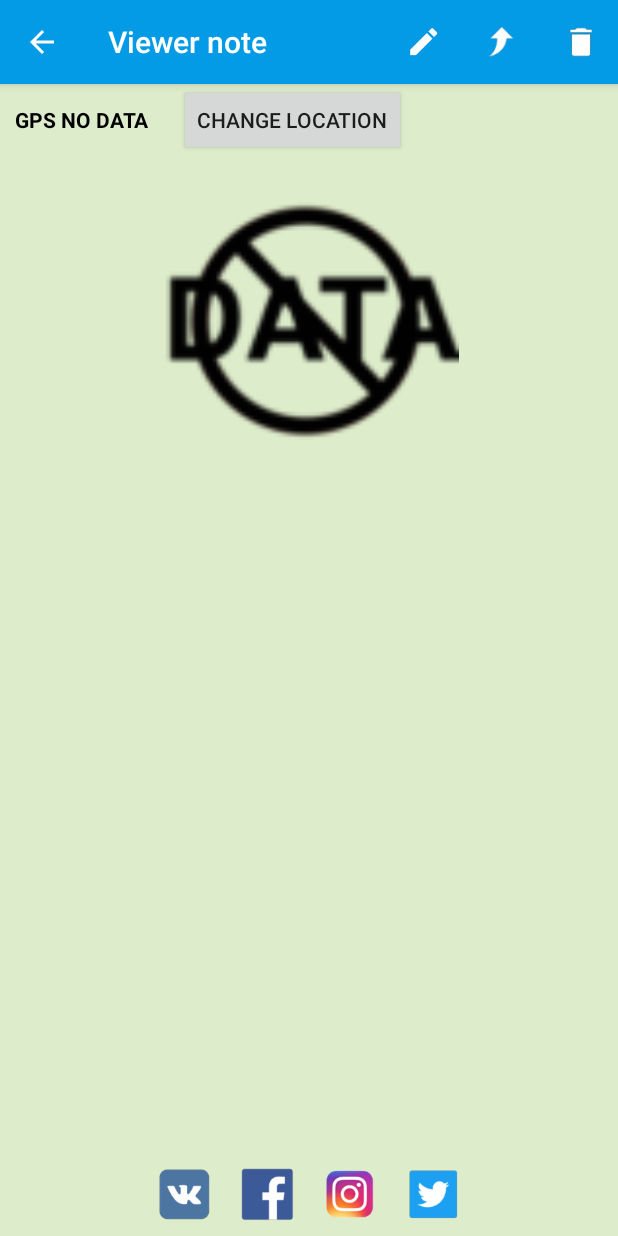
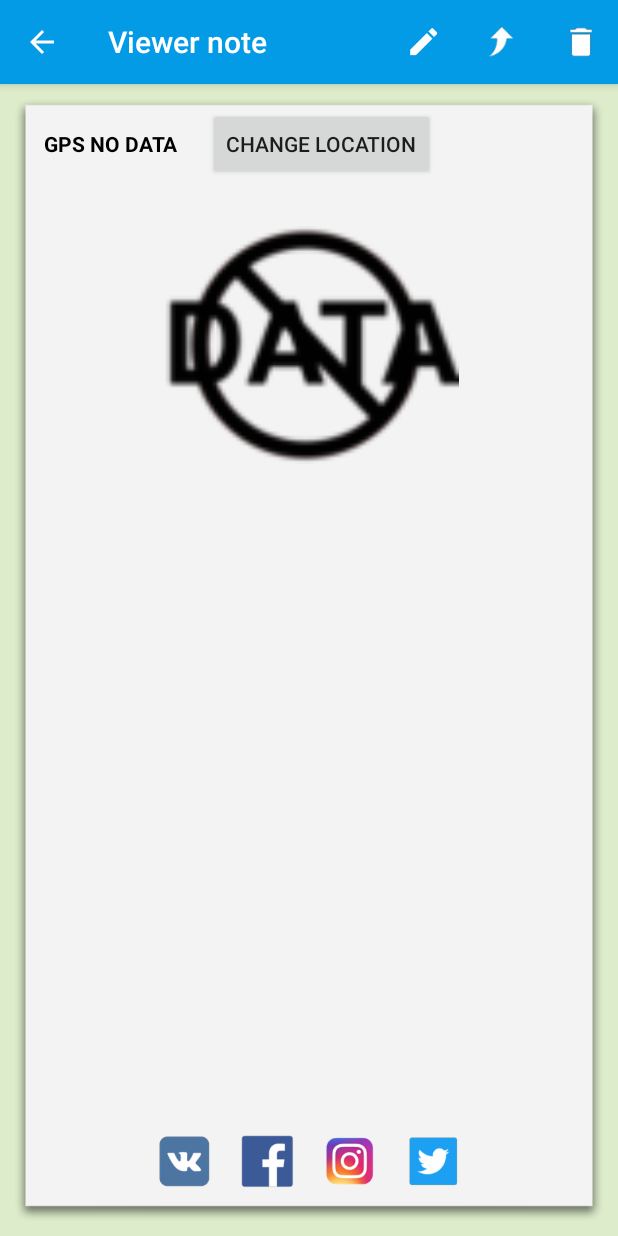
Before and after one commit to Dragues/SmartNotes, an Android app: the NoteActivity screen opened directly, with no data from a screen before it, on a phone screen of 412 x 824 dp. Run offline under Robolectric (Android 15) with nearby library versions, the light colour scheme and no system bars; libraries missing offline, so code that uses them is left out: com.facebook, com.facebook.login, com.facebook.share, com.vk.sdk; 10 statements that could not run were skipped.

Commit message:
adapt sizes of elements for tablet

```diff
--- a/app/src/main/java/com/example/chist/testprojectmosru/NotesActivityPackage/BaseNoteActivity.java
+++ b/app/src/main/java/com/example/chist/testprojectmosru/NotesActivityPackage/BaseNoteActivity.java
@@ -25,7 +25,8 @@ public class BaseNoteActivity extends AppCompatActivity {
     protected void onCreate(Bundle savedInstanceState) {
         super.onCreate(savedInstanceState);
         helper = new DBHelper(this);
-
+        if(!helper.isOpen())
+            helper.open();
         ContentObserver observer;
 
         // Придет нотификация когда обновятся данные gps в adapter-е заметок
@@ -33,6 +34,7 @@ public class BaseNoteActivity extends AppCompatActivity {
         getContentResolver().registerContentObserver(Utils.getGeoDataUri(this), false, observer = new ContentObserver(new Handler()) {
             @Override
             public void onChange(boolean selfChange) {
+                if(!helper.isOpen()) return;
                 Cursor c = helper.getNotesCursor();
                 if (c.getCount() == 0) return;
                 c.moveToFirst();
@@ -54,20 +56,21 @@ public class BaseNoteActivity extends AppCompatActivity {
 
     @Override
     protected void onStart() {
-        super.onStart();
         if (!helper.isOpen()) {
             helper.open();
         }
+        super.onStart();
     }
 
     @Override
     protected void onStop() {
-        super.onStop();
         if (helper.isOpen())
             helper.close();
         for (ContentObserver item : observers) {
             getContentResolver().unregisterContentObserver(item);
         }
         observers.clear();
+        super.onStop();
+
     }
 }
--- a/app/src/main/java/com/example/chist/testprojectmosru/NotesActivityPackage/NoteActivity.java
+++ b/app/src/main/java/com/example/chist/testprojectmosru/NotesActivityPackage/NoteActivity.java
@@ -47,6 +47,7 @@ import com.vk.sdk.VKSdk;
 import org.json.JSONException;
 import org.json.JSONObject;
 
+import java.io.File;
 import java.util.Arrays;
 import java.util.HashMap;
 import java.util.Map;
@@ -87,6 +88,11 @@ public class NoteActivity extends BaseNoteActivity {
     // facebook info after login
     private long idFacebookUser;
     private String nameUser;
+
+    // twitter
+    private ImageView twitter;
+
+    private ImageView instagram;
 
 
     private static String[] sMyScope = new String[]{VKScope.FRIENDS, VKScope.WALL, VKScope.PHOTOS, VKScope.NOHTTPS};
@@ -190,6 +196,21 @@ public class NoteActivity extends BaseNoteActivity {
                 }
             }
         });
+        instagram = (ImageView)findViewById(R.id.inst);
+        instagram.setOnClickListener(new View.OnClickListener() {
+            @Override
+            public void onClick(View v) {
+                SocialUtils.createInstagramIntent(NoteActivity.this, idNote);
+            }
+        });
+//        TwitterLoginButton btn =
+//        twitter.setOnClickListener(new View.OnClickListener() {
+//            @Override
+//            public void onClick(View v) {
+//
+//            }
+//        });
+
 
         if(bitmap != null)
             photo.setOnClickListener(new View.OnClickListener() {
@@ -233,9 +254,7 @@ public class NoteActivity extends BaseNoteActivity {
                 gps.setText("X: " + noteNew.x + "\n" + "Y: " + noteNew.y);
                 break;
             case R.id.deletenotes:
-                DBHelper helper = new DBHelper(this);
                 helper.deleteNote(String.valueOf(noteOld.id));
-                helper.close();
                 finish();
                 break;
             case android.R.id.home:
--- a/app/src/main/res/layout/activity_main.xml
+++ b/app/src/main/res/layout/activity_main.xml
@@ -7,8 +7,8 @@
     <android.support.design.widget.FloatingActionButton android:id="@+id/fab"
         android:layout_width="wrap_content" android:layout_height="wrap_content"
         android:src="@android:drawable/ic_dialog_email"
-        android:layout_marginRight="29dp"
-        android:layout_marginBottom="25dp"
+        android:layout_marginRight="@dimen/fab_margin_right"
+        android:layout_marginBottom="@dimen/fab_margin_bottom"
         android:layout_alignParentBottom="true"
         android:layout_alignParentRight="true"
         android:layout_alignParentEnd="true"
--- a/app/src/main/res/layout/note_layout.xml
+++ b/app/src/main/res/layout/note_layout.xml
@@ -1,9 +1,16 @@
 <?xml version="1.0" encoding="utf-8"?>
-<RelativeLayout xmlns:android="http://schemas.android.com/apk/res/android"
+<LinearLayout xmlns:android="http://schemas.android.com/apk/res/android"
     android:id="@+id/totalnote"
     android:layout_width="match_parent"
     android:layout_height="match_parent"
-    android:orientation="vertical">
+    android:orientation="vertical"
+    >
+<RelativeLayout
+    android:layout_width="match_parent"
+    android:layout_height="match_parent"
+    android:orientation="vertical"
+    android:layout_margin="10dp"
+    android:background="@drawable/note_background">
 
     <LinearLayout
         android:layout_width="match_parent"
@@ -45,8 +52,8 @@
 
         <ImageView
             android:id="@+id/notephoto"
-            android:layout_width="200dp"
-            android:layout_height="200dp"
+            android:layout_width="@dimen/icon_note_width"
+            android:layout_height="@dimen/icon_note_width"
             android:layout_margin="10dp"
             android:layout_gravity="center_horizontal"
             android:layout_below="@+id/gpslayout"/>
@@ -60,7 +67,7 @@
             android:layout_marginTop="10dp"
             android:text="Заголовок новости"
             android:textColor="@color/black"
-            android:textSize="20sp"
+            android:textSize="@dimen/textsize_noteview_header"
             android:textStyle="bold" />
 
 
@@ -72,7 +79,7 @@
         android:layout_marginRight="20dp"
         android:text="Тут будет много текста, который кто то будет читать..."
         android:textColor="@color/black"
-        android:textSize="15sp" />
+        android:textSize="@dimen/textsize_noteview_body" />
     </LinearLayout>
 </ScrollView>
 
@@ -87,35 +94,36 @@
         android:layout_marginTop="10dp">
     <ImageView
         android:id="@+id/vk"
-        android:layout_width="35dp"
-        android:layout_height="35dp"
+        android:layout_width="@dimen/social_icon_width"
+        android:layout_height="@dimen/social_icon_width"
         android:background="@drawable/vk"
         android:layout_marginLeft="10dp"
         android:layout_marginRight="10dp"/>
 
     <ImageView
         android:id="@+id/facebook"
-        android:layout_width="35dp"
-        android:layout_height="35dp"
+        android:layout_width="@dimen/social_icon_width"
+        android:layout_height="@dimen/social_icon_width"
         android:background="@drawable/facebook"
         android:layout_marginLeft="10dp"
         android:layout_marginRight="10dp"/>
 
     <ImageView
         android:id="@+id/inst"
-        android:layout_width="35dp"
-        android:layout_height="35dp"
+        android:layout_width="@dimen/social_icon_width"
+        android:layout_height="@dimen/social_icon_width"
         android:background="@drawable/inst"
         android:layout_marginLeft="10dp"
         android:layout_marginRight="10dp"/>
 
     <ImageView
         android:id="@+id/twitter"
-        android:layout_width="35dp"
-        android:layout_height="35dp"
+        android:layout_width="@dimen/social_icon_width"
+        android:layout_height="@dimen/social_icon_width"
         android:background="@drawable/twitter"
         android:layout_marginLeft="10dp"
         android:layout_marginRight="10dp"/>
         </LinearLayout>
 
 </RelativeLayout>
+</LinearLayout>
--- a/app/src/main/res/menu/info.xml
+++ b/app/src/main/res/menu/info.xml
@@ -4,8 +4,8 @@
 
     <item android:id="@+id/infoapp"
         android:icon="@drawable/info"
-        android:title="Adding note"
-        app:showAsAction="always"
+        android:title="@string/info"
+        app:showAsAction="never"
         android:enabled="true"
         />
 </menu>
--- a/app/src/main/res/values/strings.xml
+++ b/app/src/main/res/values/strings.xml
@@ -26,6 +26,7 @@
     <string name="callbackurl">http:// …</string>
     <string name="app_info" > \tПриложение Smart Notes позволяет сохранять заметки, назначать им приоритет, экспортировать их в отдельный файл, постить в социальных сетях информацию о них.\n\t
         Идея разработки приложения предоставлена компанией mos.ru</string>
+    <string name="info">Info</string>
 
 
 </resources>
--- /dev/null
+++ b/facebook/build.gradle
@@ -0,0 +1,5 @@
+apply plugin: 'java'
+
+dependencies {
+    compile fileTree(dir: 'libs', include: ['*.jar'])
+}
```
Also changed, not shown: app/src/main/java/com/example/chist/testprojectmosru/NotesActivityPackage/DBHelper.java (+8 -0 lines), app/src/main/res/layout/app_info_dialog.xml (+7 -6 lines), app/src/main/res/layout/confirm_dialog.xml (+6 -6 lines), app/src/main/res/layout/note_item.xml (+14 -12 lines), app/src/main/res/layout/show_photo_dialog.xml (+4 -4 lines), app/src/main/res/values/dimens.xml (+29 -0 lines), 1 other file.
